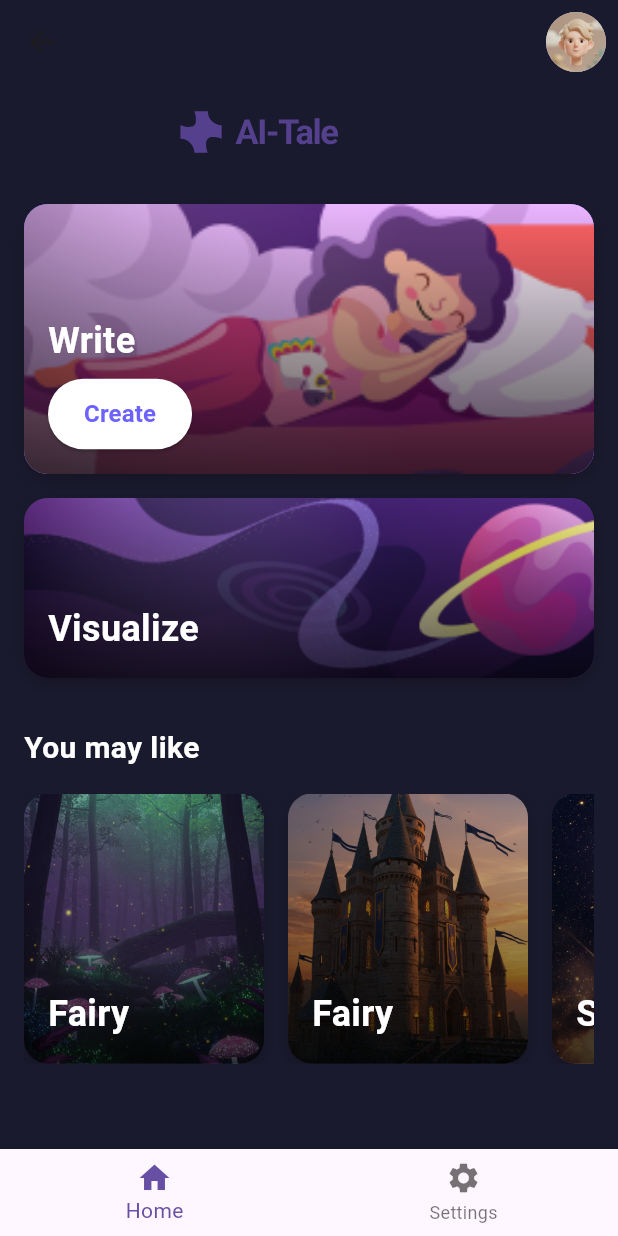
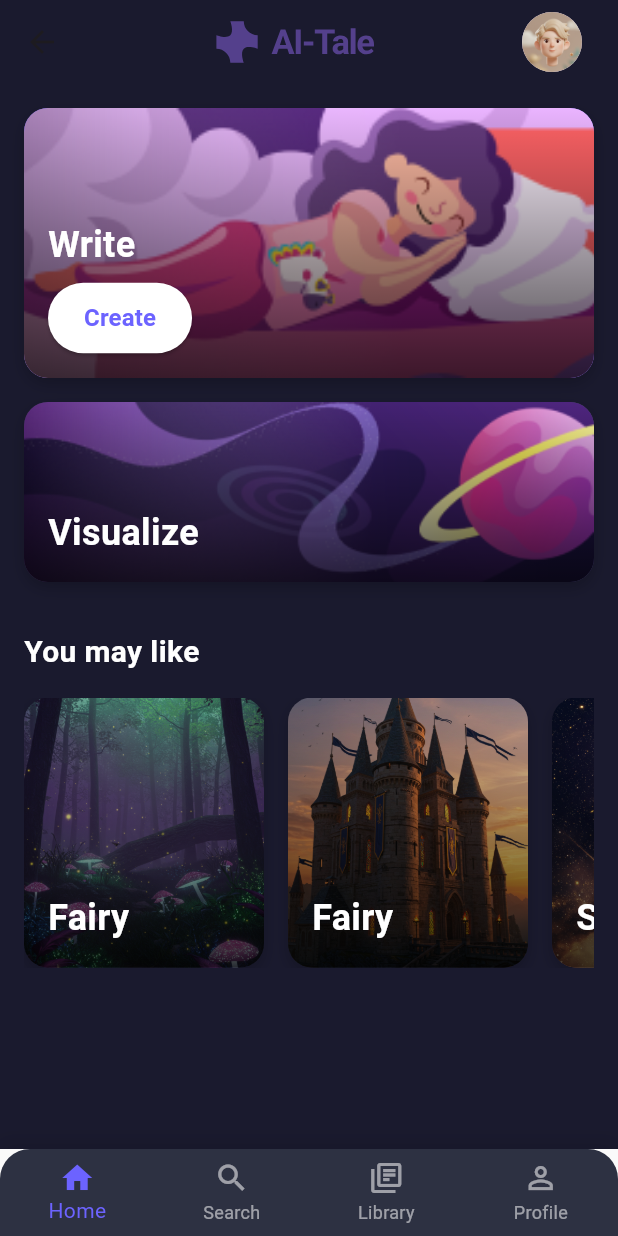
Before and after one commit to htahaozlu/ai-tale, a Flutter app: the WelcomeScreen screen opened by its route, after a tap on "Get Started", on a phone screen of 412 x 824 dp. Run offline on Flutter 3.47's test engine with Material 3 defaults, Android fonts, the light colour scheme and no system bars; our stand-ins replace flutter_secure_storage, flutter_svg, google_fonts, shared_preferences; accounts and stored records are empty; Roboto replaces fonts that are missing (Poppins).

Commit message:
add: custom_bottom_navigation ve buna bağlı statik sayfalar.

```diff
--- a/lib/main.dart
+++ b/lib/main.dart
@@ -1,14 +1,16 @@
+import 'package:ai_tale/screens/personalization/character_selection_screen.dart';
+import 'package:ai_tale/screens/personalization/theme_selection_screen.dart';
+import 'package:ai_tale/screens/welcome_screen.dart';
+import 'package:ai_tale/screens/write_tale_screen.dart';
 import 'package:flutter/material.dart';
 import 'package:provider/provider.dart';
 import 'package:ai_tale/providers/auth_provider.dart';
 import 'package:ai_tale/screens/auth/sign_in_screen.dart';
-import 'package:ai_tale/screens/welcome_screen.dart';
-import 'package:ai_tale/screens/home_screen.dart';
-import 'package:ai_tale/screens/personalization/character_selection_screen.dart';
-import 'package:ai_tale/screens/personalization/theme_selection_screen.dart';
-import 'package:ai_tale/screens/write_tale_screen.dart';
+import 'package:ai_tale/screens/auth/sign_up_screen.dart';
 import 'package:ai_tale/screens/onboarding_screen.dart';
-import 'package:ai_tale/theme/app_theme.dart';
+import 'package:ai_tale/screens/personalization/personalization_settings_screen.dart';
+import 'screens/main_screen.dart';
+import 'theme/app_theme.dart';
 import 'providers/theme_provider.dart';
 
 void main() {
@@ -43,16 +45,18 @@ class MyApp extends StatelessWidget {
             themeProvider.isHighContrastMode,
           ),
           themeMode:
-              themeProvider.isDarkMode ? ThemeMode.dark : ThemeMode.light,
+          themeProvider.isDarkMode ? ThemeMode.dark : ThemeMode.light,
           debugShowCheckedModeBanner: false,
           initialRoute: '/onboarding',
           routes: {
             '/onboarding': (context) => const OnboardingScreen(),
             '/': (context) => const SignInScreen(),
+            '/sign-up': (context) => const SignUpScreen(),
             '/welcome': (context) => const WelcomeScreen(),
-            '/home': (context) => const HomeScreen(),
+            '/main': (context) => const MainScreen(),
+            '/personalization': (context) => const PersonalizationSettingsScreen(),
             '/character-selection': (context) =>
-                const CharacterSelectionScreen(),
+            const CharacterSelectionScreen(),
             '/theme-selection': (context) => const ThemeSelectionScreen(),
             '/write-tale': (context) => const WriteTaleScreen(),
           },
--- a/lib/screens/auth/sign_in_screen.dart
+++ b/lib/screens/auth/sign_in_screen.dart
@@ -54,14 +54,7 @@ class _SignInScreenState extends State<SignInScreen> {
   @override
   Widget build(BuildContext context) {
     return Scaffold(
-      body: Container(
-        decoration: const BoxDecoration(
-          image: DecorationImage(
-            image: AssetImage('assets/images/backgrounds/auth_background.jpg'),
-            fit: BoxFit.cover,
-          ),
-        ),
-        child: SafeArea(
+      body: SafeArea(
         child: SingleChildScrollView(
           padding: const EdgeInsets.all(24.0),
           child: Form(
@@ -232,7 +225,6 @@ class _SignInScreenState extends State<SignInScreen> {
           ),
         ),
       ),
-      ),
     );
   }
 }
--- a/lib/screens/home_screen.dart
+++ b/lib/screens/home/home_screen.dart
@@ -1,9 +1,9 @@
+import 'package:ai_tale/screens/profile/profile_screen.dart';
 import 'package:flutter/material.dart';
 import 'package:ai_tale/widgets/custom_card.dart';
 import 'package:ai_tale/constants/colors.dart';
 import 'package:ai_tale/constants/text_styles.dart';
 import 'package:flutter_svg/flutter_svg.dart';
-import 'package:ai_tale/screens/personalization/personalization_settings_screen.dart';
 
 class HomeScreen extends StatelessWidget {
   const HomeScreen({super.key});
@@ -15,37 +15,26 @@ class HomeScreen extends StatelessWidget {
       appBar: AppBar(
         backgroundColor: Colors.transparent,
         elevation: 0,
-        actions: [
+        title: Row(
+          mainAxisAlignment: MainAxisAlignment.spaceBetween,
+          children: [
+            const SizedBox(width: 40), // Placeholder for left alignment
+            Expanded(
+              child: Center(
+                child: SvgPicture.asset(
+                  'assets/images/ai_tale_logo.svg',
+                  height: 32,
+                ),
+              ),
+            ),
             GestureDetector(
-            onTapDown: (details) {
-              final RenderBox overlay = Overlay.of(context).context.findRenderObject() as RenderBox;
-              showMenu(
-                context: context,
-                position: RelativeRect.fromRect(
-                  details.globalPosition & const Size(40, 40),
-                  Offset.zero & overlay.size,
-                ),
-                items: [
-                  const PopupMenuItem(
-                    value: 'profile',
-                    child: Text('Profile'),
-                  ),
-                  const PopupMenuItem(
-                    value: 'settings',
-                    child: Text('Personalization'),
-                  ),
-                ],
-              ).then((value) {
-                if (value == 'settings') {
+              onTap: () {
                 Navigator.push(
                   context,
                   MaterialPageRoute(
-                      builder: (context) => const PersonalizationSettingsScreen(),
+                    builder: (context) => const ProfileScreen(),
                   ),
                 );
-                }
-                // Profile page action will be added later
-              });
               },
               child: Padding(
                 padding: const EdgeInsets.all(8.0),
@@ -56,23 +45,10 @@ class HomeScreen extends StatelessWidget {
             ),
           ],
         ),
+      ),
       body: SafeArea(
         child: Column(
           children: [
-            Padding(
-              padding: const EdgeInsets.all(16.0),
-              child: Row(
-                mainAxisAlignment: MainAxisAlignment.center,
-                children: [
-                  SvgPicture.asset(
-                    'assets/images/ai_tale_logo.svg',
-                    height: 32,
-                  ),
-                  const SizedBox(width: 8),
-                ],
-              ),
-            ),
-
             Expanded(
               child: SingleChildScrollView(
                 padding: const EdgeInsets.all(16.0),
@@ -158,29 +134,6 @@ class HomeScreen extends StatelessWidget {
           ],
         ),
       ),
-      bottomNavigationBar: BottomNavigationBar(
-        items: const [
-          BottomNavigationBarItem(
-            icon: Icon(Icons.home),
-            label: 'Home',
-          ),
-          BottomNavigationBarItem(
-            icon: Icon(Icons.settings),
-            label: 'Settings',
-          ),
-        ],
-        currentIndex: 0,
-        onTap: (index) {
-          if (index == 1) {
-            Navigator.push(
-              context,
-              MaterialPageRoute(
-                builder: (context) => const PersonalizationSettingsScreen(),
-              ),
-            );
-          }
-        },
-      ),
     );
   }
 }
--- /dev/null
+++ b/lib/screens/library/library_screen.dart
@@ -0,0 +1,97 @@
+import 'package:flutter/material.dart';
+import '../../constants/colors.dart';
+
+class LibraryScreen extends StatelessWidget {
+  const LibraryScreen({super.key});
+
+  @override
+  Widget build(BuildContext context) {
+    return DefaultTabController(
+      length: 2,
+      child: Scaffold(
+        body: SafeArea(
+          child: Column(
+            crossAxisAlignment: CrossAxisAlignment.start,
+            children: [
+              Padding(
+                padding: const EdgeInsets.all(16.0),
+                child: Text(
+                  'Library',
+                  style: Theme.of(context).textTheme.headlineMedium?.copyWith(
+                    color: AppColors.textPrimary,
+                    fontWeight: FontWeight.bold,
+                  ),
+                ),
+              ),
+              TabBar(
+                labelColor: AppColors.primary,
+                unselectedLabelColor: AppColors.textSecondary,
+                indicatorColor: AppColors.primary,
+                tabs: const [
+                  Tab(text: 'My Stories'),
+                  Tab(text: 'Favorites'),
+                ],
+              ),
+              Expanded(
+                child: TabBarView(
+                  children: [
+                    _buildStoriesList(context),
+                    _buildStoriesList(context),
+                  ],
+                ),
+              ),
+            ],
+          ),
+        ),
+      ),
+    );
+  }
+
+  Widget _buildStoriesList(BuildContext context) {
+    return ListView.builder(
+      padding: const EdgeInsets.all(16),
+      itemCount: 10,
+      itemBuilder: (context, index) {
+        return Card(
+          margin: const EdgeInsets.only(bottom: 16),
+          color: AppColors.cardBackground,
+          child: ListTile(
+            contentPadding: const EdgeInsets.all(16),
+            leading: Container(
+              width: 60,
+              height: 60,
+              decoration: BoxDecoration(
+                borderRadius: BorderRadius.circular(8),
+                image: DecorationImage(
+                  image: AssetImage(
+                    'assets/images/story_${(index % 3) + 1}.jpg',
+                  ),
+                  fit: BoxFit.cover,
+                ),
+              ),
+            ),
+            title: Text(
+              'Story ${index + 1}',
+              style: Theme.of(context).textTheme.titleLarge?.copyWith(
+                color: AppColors.textPrimary,
+              ),
+            ),
+            subtitle: Text(
+              'Last read: 2 days ago',
+              style: Theme.of(context).textTheme.bodyMedium?.copyWith(
+                color: AppColors.textSecondary,
+              ),
+            ),
+            trailing: IconButton(
+              icon: const Icon(
+                Icons.favorite,
+                color: AppColors.primary,
+              ),
+              onPressed: () {},
+            ),
+          ),
+        );
+      },
+    );
+  }
+}
--- /dev/null
+++ b/lib/screens/main_screen.dart
@@ -0,0 +1,44 @@
+import 'package:ai_tale/screens/home/home_screen.dart';
+import 'package:ai_tale/screens/profile/profile_screen.dart';
+import 'package:ai_tale/screens/search/search_screen.dart';
+import 'package:flutter/material.dart';
+import '../../widgets/custom_bottom_navigation.dart';
+import 'library/library_screen.dart';
+
+class MainScreen extends StatefulWidget {
+  const MainScreen({super.key});
+
+  @override
+  State<MainScreen> createState() => _MainScreenState();
+}
+
+class _MainScreenState extends State<MainScreen> {
+  int _currentIndex = 0;
+
+  final List<Widget> _screens = [
+    const HomeScreen(),
+    const SearchScreen(),
+    const LibraryScreen(),
+    const ProfileScreen(),
+  ];
+
+  void _onTabTapped(int index) {
+    setState(() {
+      _currentIndex = index;
+    });
+  }
+
+  @override
+  Widget build(BuildContext context) {
+    return Scaffold(
+      body: IndexedStack(
+        index: _currentIndex,
+        children: _screens,
+      ),
+      bottomNavigationBar: CustomBottomNavigation(
+        currentIndex: _currentIndex,
+        onTap: _onTabTapped,
+      ),
+    );
+  }
+}
--- /dev/null
+++ b/lib/screens/profile/profile_screen.dart
@@ -0,0 +1,208 @@
+import 'package:flutter/material.dart';
+import '../../constants/colors.dart';
+import '../../providers/auth_provider.dart';
+import 'package:provider/provider.dart';
+
+class ProfileScreen extends StatelessWidget {
+  const ProfileScreen({super.key});
+
+  @override
+  Widget build(BuildContext context) {
+    return Scaffold(
+      body: SafeArea(
+        child: Column(
+          crossAxisAlignment: CrossAxisAlignment.start,
+          children: [
+            Padding(
+              padding: const EdgeInsets.all(16.0),
+              child: Text(
+                'Profile',
+                style: Theme.of(context).textTheme.headlineMedium?.copyWith(
+                  color: AppColors.textPrimary,
+                  fontWeight: FontWeight.bold,
+                ),
+              ),
+            ),
+            Expanded(
+              child: ListView(
+                padding: const EdgeInsets.all(16),
+                children: [
+                  const _ProfileHeader(),
+                  const SizedBox(height: 24),
+                  _buildSection(
+                    context,
+                    'Settings',
+                    [
+                      _buildListTile(
+                        context,
+                        'Personalization',
+                        Icons.palette_outlined,
+                            () => Navigator.pushNamed(
+                          context,
+                          '/personalization',
+                        ),
+                      ),
+                      _buildListTile(
+                        context,
+                        'Notifications',
+                        Icons.notifications_outlined,
+                            () {},
+                      ),
+                      _buildListTile(
+                        context,
+                        'Privacy',
+                        Icons.lock_outline,
+                            () {},
+                      ),
+                    ],
+                  ),
+                  const SizedBox(height: 16),
+                  _buildSection(
+                    context,
+                    'Account',
+                    [
+                      _buildListTile(
+                        context,
+                        'Edit Profile',
+                        Icons.edit_outlined,
+                            () {},
+                      ),
+                      _buildListTile(
+                        context,
+                        'Change Password',
+                        Icons.key_outlined,
+                            () {},
+                      ),
+                      _buildListTile(
+                        context,
+                        'Sign Out',
+                        Icons.logout_outlined,
+                            () => context.read<AuthProvider>().signOut(),
+                        isDestructive: true,
+                      ),
+                    ],
+                  ),
+                ],
+              ),
+            ),
+          ],
+        ),
+      ),
+    );
+  }
+
+  Widget _buildSection(
+      BuildContext context,
+      String title,
+      List<Widget> children,
+      ) {
+    return Column(
+      crossAxisAlignment: CrossAxisAlignment.start,
+      children: [
+        Padding(
+          padding: const EdgeInsets.only(left: 16, bottom: 8),
+          child: Text(
+            title,
+            style: Theme.of(context).textTheme.titleMedium?.copyWith(
+              color: AppColors.textSecondary,
+            ),
+          ),
+        ),
+        Card(
+          color: AppColors.cardBackground,
+          child: Column(
+            children: children,
+          ),
+        ),
+      ],
+    );
+  }
+
+  Widget _buildListTile(
+      BuildContext context,
+      String title,
+      IconData icon,
+      VoidCallback onTap, {
+        bool isDestructive = false,
+      }) {
+    return ListTile(
+      leading: Icon(
+        icon,
+        color: isDestructive ? Colors.red : AppColors.textPrimary,
+      ),
+      title: Text(
+        title,
+        style: Theme.of(context).textTheme.bodyLarge?.copyWith(
+          color: isDestructive ? Colors.red : AppColors.textPrimary,
+        ),
+      ),
+      trailing: const Icon(
+        Icons.arrow_forward_ios,
+        size: 16,
+        color: AppColors.textSecondary,
+      ),
+      onTap: onTap,
+    );
+  }
+}
+
+class _ProfileHeader extends StatelessWidget {
+  const _ProfileHeader();
+
+  @override
+  Widget build(BuildContext context) {
+    return Column(
+      children: [
+        const CircleAvatar(
+          radius: 50,
+          backgroundImage: AssetImage('assets/images/backgrounds/profile.jpg'),
+        ),
+        const SizedBox(height: 16),
+        Text(
+          'John Doe',
+          style: Theme.of(context).textTheme.headlineSmall?.copyWith(
+            color: AppColors.textPrimary,
+            fontWeight: FontWeight.bold,
+          ),
+        ),
+        const SizedBox(height: 4),
+        Text(
+          'john.doe@example.com',
+          style: Theme.of(context).textTheme.bodyMedium?.copyWith(
+            color: AppColors.textSecondary,
+          ),
+        ),
+        const SizedBox(height: 24),
+        Row(
+          mainAxisAlignment: MainAxisAlignment.spaceEvenly,
+          children: [
+            _buildStat(context, '23', 'Stories'),
+            _buildStat(context, '58', 'Favorites'),
+            _buildStat(context, '1.5h', 'Listening'),
+          ],
+        ),
+      ],
+    );
+  }
+
+  Widget _buildStat(BuildContext context, String value, String label) {
+    return Column(
+      children: [
+        Text(
+          value,
+          style: Theme.of(context).textTheme.titleLarge?.copyWith(
+            color: AppColors.textPrimary,
+            fontWeight: FontWeight.bold,
+          ),
+        ),
+        const SizedBox(height: 4),
+        Text(
+          label,
+          style: Theme.of(context).textTheme.bodyMedium?.copyWith(
+            color: AppColors.textSecondary,
+          ),
+        ),
+      ],
+    );
+  }
+}
--- /dev/null
+++ b/lib/screens/search/search_screen.dart
@@ -0,0 +1,118 @@
+import 'package:flutter/material.dart';
+import '../../constants/colors.dart';
+
+class SearchScreen extends StatelessWidget {
+  const SearchScreen({super.key});
+
+  @override
+  Widget build(BuildContext context) {
+    return Scaffold(
+      body: SafeArea(
+        child: Column(
+          crossAxisAlignment: CrossAxisAlignment.start,
+          children: [
+            Padding(
+              padding: const EdgeInsets.all(16.0),
+              child: Text(
+                'Search',
+                style: Theme.of(context).textTheme.headlineMedium?.copyWith(
+                  color: AppColors.textPrimary,
+                  fontWeight: FontWeight.bold,
+                ),
+              ),
+            ),
+            Padding(
+              padding: const EdgeInsets.symmetric(horizontal: 16.0),
+              child: TextField(
+                decoration: InputDecoration(
+                  hintText: 'Search stories...',
+                  hintStyle: TextStyle(color: AppColors.textSecondary),
+                  prefixIcon: Icon(Icons.search, color: AppColors.textSecondary),
+                  filled: true,
+                  fillColor: AppColors.cardBackground,
+                  border: OutlineInputBorder(
+                    borderRadius: BorderRadius.circular(12),
+                    borderSide: BorderSide.none,
+                  ),
+                ),
+              ),
+            ),
+            const SizedBox(height: 16),
+            Expanded(
+              child: GridView.builder(
+                padding: const EdgeInsets.all(16),
+                gridDelegate: const SliverGridDelegateWithFixedCrossAxisCount(
+                  crossAxisCount: 2,
+                  childAspectRatio: 0.75,
+                  crossAxisSpacing: 16,
+                  mainAxisSpacing: 16,
+                ),
+                itemCount: 10,
+                itemBuilder: (context, index) {
+                  return Container(
+                    decoration: BoxDecoration(
+                      color: AppColors.cardBackground,
+                      borderRadius: BorderRadius.circular(12),
+                    ),
+                    child: Column(
+                      crossAxisAlignment: CrossAxisAlignment.start,
+                      children: [
+                        Expanded(
+                          child: Container(
+                            decoration: BoxDecoration(
+                              borderRadius: const BorderRadius.vertical(
+                                top: Radius.circular(12),
+                              ),
+                              image: DecorationImage(
+                                image: AssetImage(
+                                  'assets/images/story_${(index % 3) + 1}.jpg',
+                                ),
+                                fit: BoxFit.cover,
+                              ),
+                            ),
+                          ),
+                        ),
+                        Padding(
+                          padding: const EdgeInsets.all(12),
+                          child: Column(
+                            crossAxisAlignment: CrossAxisAlignment.start,
+                            children: [
+                              Text(
+                                'Story ${index + 1}',
+                                style: Theme.of(context)
+                                    .textTheme
+                                    .titleMedium
+                                    ?.copyWith(
+                                  color: AppColors.textPrimary,
+                                  fontWeight: FontWeight.bold,
+                                ),
+                                maxLines: 1,
+                                overflow: TextOverflow.ellipsis,
+                              ),
+                              const SizedBox(height: 4),
+                              Text(
+                                'A magical tale awaits...',
+                                style: Theme.of(context)
+                                    .textTheme
+                                    .bodySmall
+                                    ?.copyWith(
+                                  color: AppColors.textSecondary,
+                                ),
+                                maxLines: 2,
+                                overflow: TextOverflow.ellipsis,
+                              ),
+                            ],
+                          ),
+                        ),
+                      ],
+                    ),
+                  );
+                },
+              ),
+            ),
+          ],
+        ),
+      ),
+    );
+  }
+}
--- a/lib/screens/welcome_screen.dart
+++ b/lib/screens/welcome_screen.dart
@@ -24,7 +24,7 @@ class WelcomeScreen extends StatelessWidget {
                 margin: const EdgeInsets.symmetric(horizontal: 32),
                 child: ElevatedButton(
                   onPressed: () {
-                    Navigator.pushReplacementNamed(context, '/home');
+                    Navigator.pushReplacementNamed(context, '/main');
                   },
                   style: ElevatedButton.styleFrom(
                     backgroundColor: AppColors.primaryLight.withAlpha(100),
--- /dev/null
+++ b/lib/widgets/custom_bottom_navigation.dart
@@ -0,0 +1,64 @@
+import 'package:flutter/material.dart';
+import '../constants/colors.dart';
+
+class CustomBottomNavigation extends StatelessWidget {
+  final int currentIndex;
+  final Function(int) onTap;
+
+  const CustomBottomNavigation({
+    Key? key,
+    required this.currentIndex,
+    required this.onTap,
+  }) : super(key: key);
+
+  @override
+  Widget build(BuildContext context) {
+    return Container(
+      decoration: BoxDecoration(
+        color: Theme.of(context).scaffoldBackgroundColor,
+        boxShadow: [
+          BoxShadow(
+            color: Colors.black.withOpacity(0.1),
+            blurRadius: 10,
+            offset: const Offset(0, -5),
+          ),
+        ],
+      ),
+      child: ClipRRect(
+        borderRadius: const BorderRadius.vertical(top: Radius.circular(20)),
+        child: BottomNavigationBar(
+          currentIndex: currentIndex,
+          onTap: onTap,
+          backgroundColor: AppColors.cardBackground,
+          selectedItemColor: AppColors.primary,
+          unselectedItemColor: AppColors.textSecondary,
+          type: BottomNavigationBarType.fixed,
+          showSelectedLabels: true,
+          showUnselectedLabels: true,
+          items: const [
+            BottomNavigationBarItem(
+              icon: Icon(Icons.home_outlined),
+              activeIcon: Icon(Icons.home),
+              label: 'Home',
+            ),
+            BottomNavigationBarItem(
+              icon: Icon(Icons.search_outlined),
+              activeIcon: Icon(Icons.search),
+              label: 'Search',
+            ),
+            BottomNavigationBarItem(
+              icon: Icon(Icons.library_books_outlined),
+              activeIcon: Icon(Icons.library_books),
+              label: 'Library',
+            ),
+            BottomNavigationBarItem(
+              icon: Icon(Icons.person_outline),
+              activeIcon: Icon(Icons.person),
+              label: 'Profile',
+            ),
+          ],
+        ),
+      ),
+    );
+  }
+}
```
Lines whose indentation alone changed are shown as unchanged.
